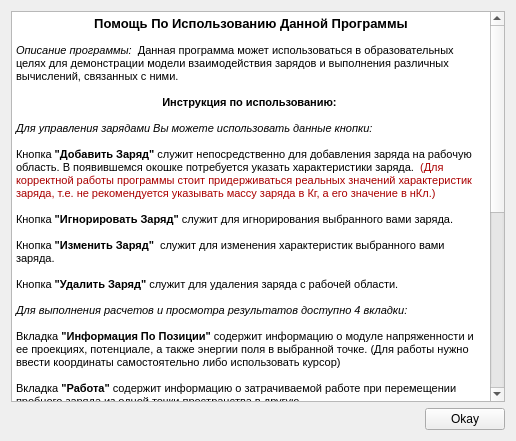
The window that Interface/help.ui (TimeToStop/ElectroStaticFieldSimulator) describes before a commit, drawn with Qt 5.
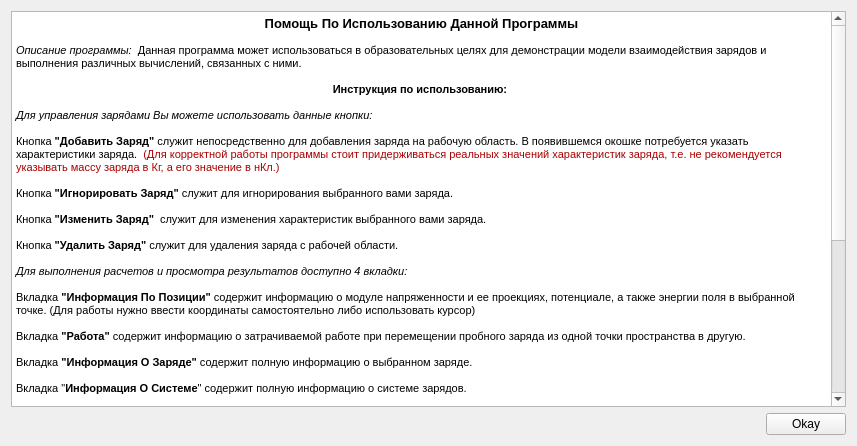
The same window after the commit.

The edit to the form file:
```diff
--- a/Interface/help.ui
+++ b/Interface/help.ui
@@ -6,8 +6,8 @@
    <rect>
     <x>0</x>
     <y>0</y>
-    <width>516</width>
-    <height>441</height>
+    <width>857</width>
+    <height>446</height>
    </rect>
   </property>
   <property name="windowTitle">
```
